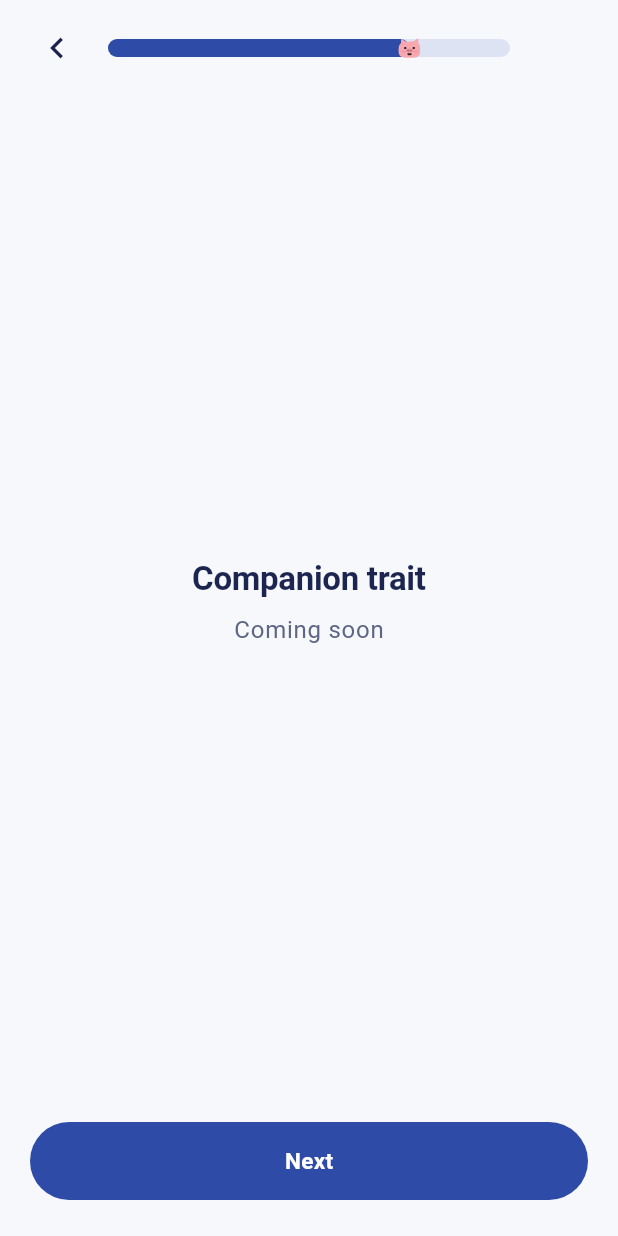
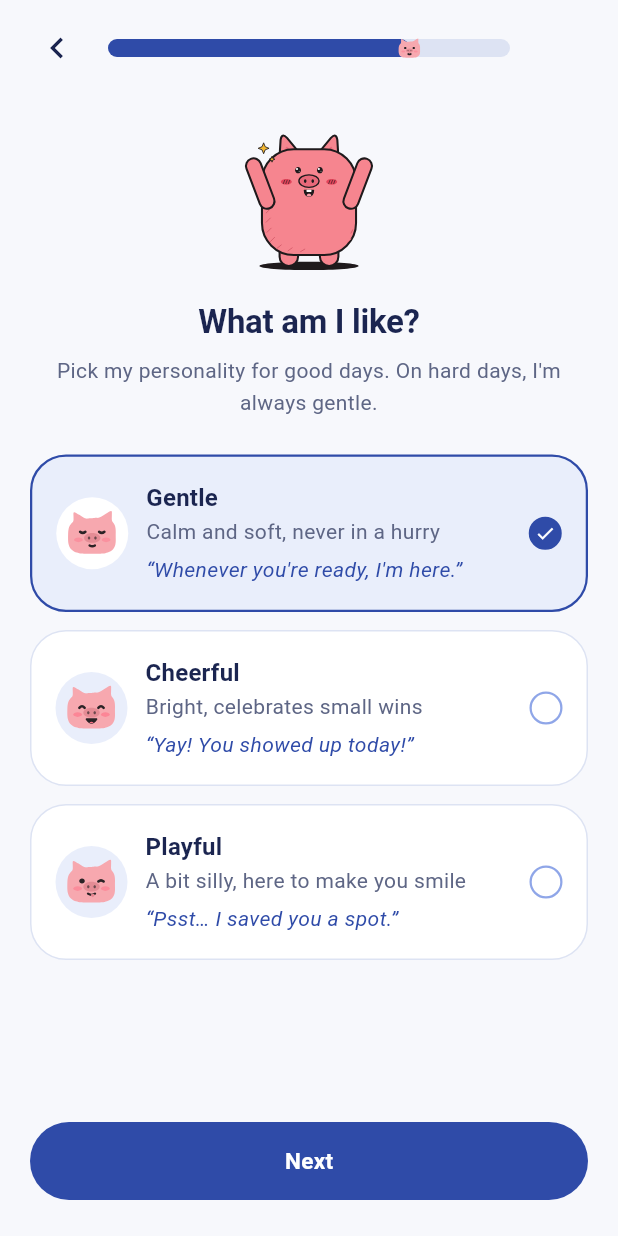
Before and after one commit to group6-selfcare/orb-selfcare, a Flutter app: the NameScreen screen opened by its route, after a tap on "Next", on a phone screen of 412 x 824 dp. Run offline on Flutter 3.47's test engine with Material 3 defaults, Android fonts, the phone set to English and light mode, and no system bars; our stand-ins replace flutter_riverpod, flutter_svg, go_router, shared_preferences; accounts and stored records are empty.

Commit message:
PMG6-55 Onboarding N3 Companion trait (#10)
* PMG6-55 Onboarding N3 Companion trait

- Three trait cards (Gentle, Cheerful, Playful) with an icon, a short
  description and a sample line in that voice, all from copy.dart
- Cards act as radio buttons; Gentle is preselected; the selected card
  gets a mist fill, sapphire border and a check
- Next stores the trait (even an untouched Gentle) and goes to N4;
  going back keeps the selection
- Each card is one TalkBack node: a button in a mutually exclusive
  group that announces its selected state
- Cheering pig SVG exported from Figma

* PMG6-55 Custom pig faces on the trait cards

Gentle (calm closed eyes, soft smile), Cheerful (happy squint, open
grin) and Playful (a wink and a little tongue), built from the
Companion head so they stay on-model. They replace the stock Material
icons on the N3 cards. Also saved in Figma on the Trait Faces page.

---------

Co-authored-by: developOnion <169323664+internetOnion@users.noreply.github.com>

```diff
--- a/lib/features/onboarding/onboarding_routes.dart
+++ b/lib/features/onboarding/onboarding_routes.dart
@@ -9,6 +9,7 @@ import '../../shared/copy.dart';
 import 'meet_screen.dart';
 import 'name_screen.dart';
 import 'onboarding_scaffold.dart';
+import 'trait_screen.dart';
 
 /// The onboarding paths. Each step is pushed on top of the last, so back
 /// (the arrow or Android's button) returns one step.
@@ -26,15 +27,8 @@ abstract final class OnboardingRoutes {
     routes: [
       GoRoute(path: 'meet', builder: (_, _) => const MeetScreen()),
       GoRoute(path: 'name', builder: (_, _) => const NameScreen()),
-      // Placeholders until PMG6-55 (N3) and PMG6-56 (N4).
-      GoRoute(
-        path: 'trait',
-        builder: (_, _) => const _StepPlaceholder(
-          step: 3,
-          title: 'Companion trait',
-          next: you,
-        ),
-      ),
+      GoRoute(path: 'trait', builder: (_, _) => const TraitScreen()),
+      // Placeholder until PMG6-56 (N4).
       GoRoute(
         path: 'you',
         builder: (_, _) =>
--- /dev/null
+++ b/lib/features/onboarding/trait_screen.dart
@@ -0,0 +1,197 @@
+import 'package:flutter/material.dart';
+import 'package:flutter_riverpod/flutter_riverpod.dart';
+import 'package:flutter_svg/flutter_svg.dart';
+import 'package:go_router/go_router.dart';
+
+import '../../app/theme/tokens.dart';
+import '../../data/profile/profile.dart';
+import '../../shared/copy.dart';
+import 'onboarding_draft.dart';
+import 'onboarding_routes.dart';
+import 'onboarding_scaffold.dart';
+
+/// N3 Companion trait: pick the pig's voice for good days.
+///
+/// Three cards work like radio buttons. Gentle is picked to begin with, and
+/// a choice made earlier is shown again when the user comes back.
+class TraitScreen extends ConsumerWidget {
+  const TraitScreen({super.key});
+
+  @override
+  Widget build(BuildContext context, WidgetRef ref) {
+    final text = Theme.of(context).textTheme;
+    final selected = ref.watch(
+      onboardingDraftProvider.select((d) => d.trait ?? Trait.gentle),
+    );
+    final draft = ref.read(onboardingDraftProvider.notifier);
+
+    return OnboardingScaffold(
+      step: 3,
+      buttonLabel: OnboardingCopy.next,
+      onPressed: () {
+        // Store it even if the user kept the preselected Gentle.
+        draft.setTrait(selected);
+        context.push(OnboardingRoutes.you);
+      },
+      child: SingleChildScrollView(
+        padding: const EdgeInsets.only(top: OrbSpacing.lg),
+        child: Column(
+          children: [
+            SvgPicture.asset(
+              'assets/svg/pig/pig_cheer.svg',
+              width: 112,
+              height: 112,
+              semanticsLabel: 'Your pig companion, cheering',
+            ),
+            const SizedBox(height: OrbSpacing.lg),
+            Text(
+              OnboardingCopy.traitTitle,
+              style: text.headlineSmall,
+              textAlign: TextAlign.center,
+            ),
+            const SizedBox(height: OrbSpacing.sm),
+            Text(
+              OnboardingCopy.traitSubtitle,
+              style: text.bodyMedium?.copyWith(color: OrbColors.textSecondary),
+              textAlign: TextAlign.center,
+            ),
+            const SizedBox(height: OrbSpacing.xl),
+            for (final trait in Trait.values) ...[
+              _TraitCard(
+                trait: trait,
+                selected: trait == selected,
+                onTap: () => draft.setTrait(trait),
+              ),
+              const SizedBox(height: OrbSpacing.md),
+            ],
+          ],
+        ),
+      ),
+    );
+  }
+}
+
+/// The pig face drawn for each trait.
+String traitFaceAsset(Trait trait) => 'assets/svg/pig/trait_${trait.name}.svg';
+
+class _TraitCard extends StatelessWidget {
+  const _TraitCard({
+    required this.trait,
+    required this.selected,
+    required this.onTap,
+  });
+
+  final Trait trait;
+  final bool selected;
+  final VoidCallback onTap;
+
+  @override
+  Widget build(BuildContext context) {
+    final text = Theme.of(context).textTheme;
+    final name = OnboardingCopy.traitName[trait]!;
+    final description = OnboardingCopy.traitDescription[trait]!;
+    final sample = OnboardingCopy.traitSample[trait]!;
+    final radius = BorderRadius.circular(OrbRadii.xl);
+
+    // One node for TalkBack: "Gentle, Calm and soft…, selected, in group".
+    return Semantics(
+      key: ValueKey('trait-${trait.name}'),
+      container: true,
+      button: true,
+      inMutuallyExclusiveGroup: true,
+      selected: selected,
+      label: '$name. $description. $sample',
+      excludeSemantics: true,
+      onTap: onTap,
+      child: AnimatedContainer(
+        duration: const Duration(milliseconds: 180),
+        curve: Curves.easeOut,
+        decoration: BoxDecoration(
+          color: selected ? OrbColors.mist : OrbColors.surface,
+          borderRadius: radius,
+          border: Border.all(
+            color: selected ? OrbColors.primary : OrbColors.border,
+            width: selected ? 1.5 : 1,
+          ),
+        ),
+        child: Material(
+          type: MaterialType.transparency,
+          child: InkWell(
+            onTap: onTap,
+            borderRadius: radius,
+            child: Padding(
+              padding: const EdgeInsets.all(OrbSpacing.lg),
+              child: Row(
+                children: [
+                  // The pig's face in this voice: calm, happy or cheeky.
+                  Container(
+                    width: 48,
+                    height: 48,
+                    decoration: BoxDecoration(
+                      color: selected ? OrbColors.surface : OrbColors.mist,
+                      shape: BoxShape.circle,
+                    ),
+                    alignment: Alignment.center,
+                    child: SvgPicture.asset(traitFaceAsset(trait), width: 36),
+                  ),
+                  const SizedBox(width: OrbSpacing.md),
+                  Expanded(
+                    child: Column(
+                      crossAxisAlignment: CrossAxisAlignment.start,
+                      children: [
+                        Text(name, style: text.titleMedium),
+                        const SizedBox(height: 2),
+                        Text(
+                          description,
+                          style: text.bodyMedium?.copyWith(
+                            color: OrbColors.textSecondary,
+                          ),
+                        ),
+                        const SizedBox(height: OrbSpacing.xs),
+                        Text(
+                          sample,
+                          style: text.bodyMedium?.copyWith(
+                            color: OrbColors.primary,
+                            fontStyle: FontStyle.italic,
+                          ),
+                        ),
+                      ],
+                    ),
+                  ),
+                  const SizedBox(width: OrbSpacing.sm),
+                  _RadioDot(selected: selected),
+                ],
+              ),
+            ),
+          ),
+        ),
+      ),
+    );
+  }
+}
+
+class _RadioDot extends StatelessWidget {
+  const _RadioDot({required this.selected});
+
+  final bool selected;
+
+  @override
+  Widget build(BuildContext context) {
+    return AnimatedContainer(
+      duration: const Duration(milliseconds: 180),
+      width: 22,
+      height: 22,
+      decoration: BoxDecoration(
+        shape: BoxShape.circle,
+        color: selected ? OrbColors.primary : OrbColors.surface,
+        border: Border.all(
+          color: selected ? OrbColors.primary : OrbColors.soft,
+          width: 1.5,
+        ),
+      ),
+      child: selected
+          ? const Icon(Icons.check, size: 14, color: OrbColors.surface)
+          : null,
+    );
+  }
+}
--- a/lib/shared/copy.dart
+++ b/lib/shared/copy.dart
@@ -4,6 +4,8 @@
 /// PMG6-52 adds the trait greetings and the rest of the onboarding and
 /// check-in text here.
 library;
+
+import '../data/profile/profile.dart';
 
 /// Text for the onboarding screens (N1 to N4).
 abstract final class OnboardingCopy {
@@ -41,6 +43,28 @@ abstract final class OnboardingCopy {
     'Kampot',
   ];
 
+  // N3 Companion trait
+  static const traitTitle = 'What am I like?';
+  static const traitSubtitle =
+      "Pick my personality for good days. On hard days, I'm always gentle.";
+  static const traitName = {
+    Trait.gentle: 'Gentle',
+    Trait.cheerful: 'Cheerful',
+    Trait.playful: 'Playful',
+  };
+  static const traitDescription = {
+    Trait.gentle: 'Calm and soft, never in a hurry',
+    Trait.cheerful: 'Bright, celebrates small wins',
+    Trait.playful: 'A bit silly, here to make you smile',
+  };
+
+  /// A line in each trait's voice, shown on its card.
+  static const traitSample = {
+    Trait.gentle: "“Whenever you're ready, I'm here.”",
+    Trait.cheerful: '“Yay! You showed up today!”',
+    Trait.playful: '“Psst… I saved you a spot.”',
+  };
+
   // Shared
   static const back = 'Back';
   static const next = 'Next';
```
Also changed, not shown: assets/svg/pig/pig_cheer.svg (added), assets/svg/pig/trait_cheerful.svg (added), assets/svg/pig/trait_gentle.svg (added), assets/svg/pig/trait_playful.svg (added), 3 other files.
